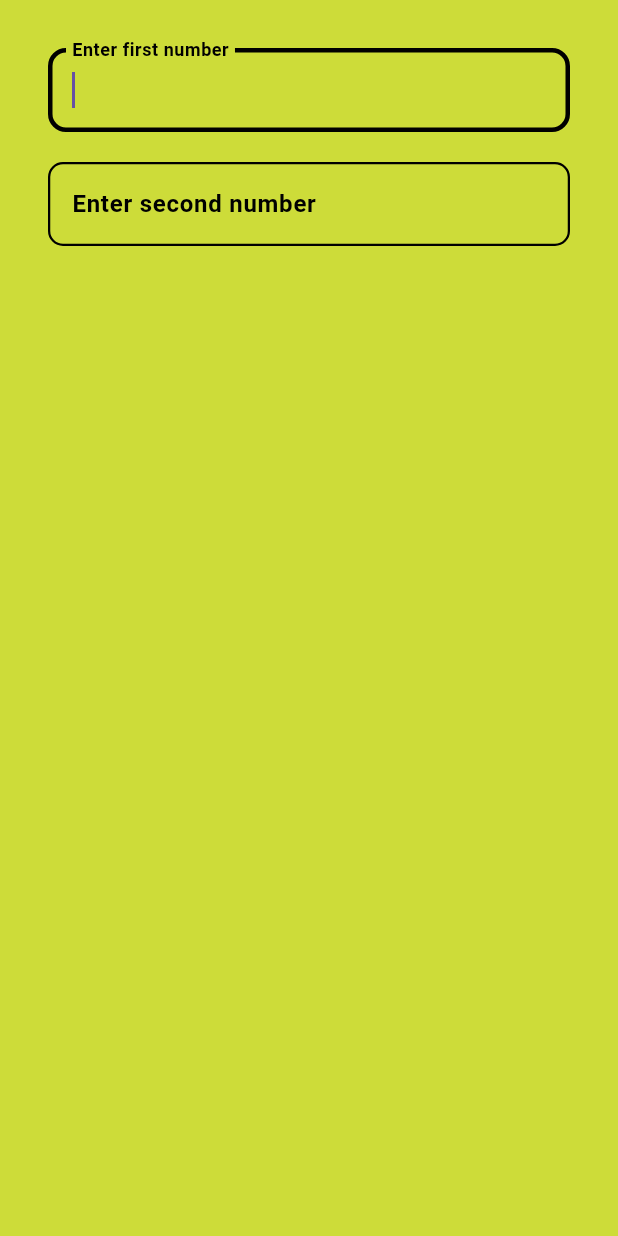
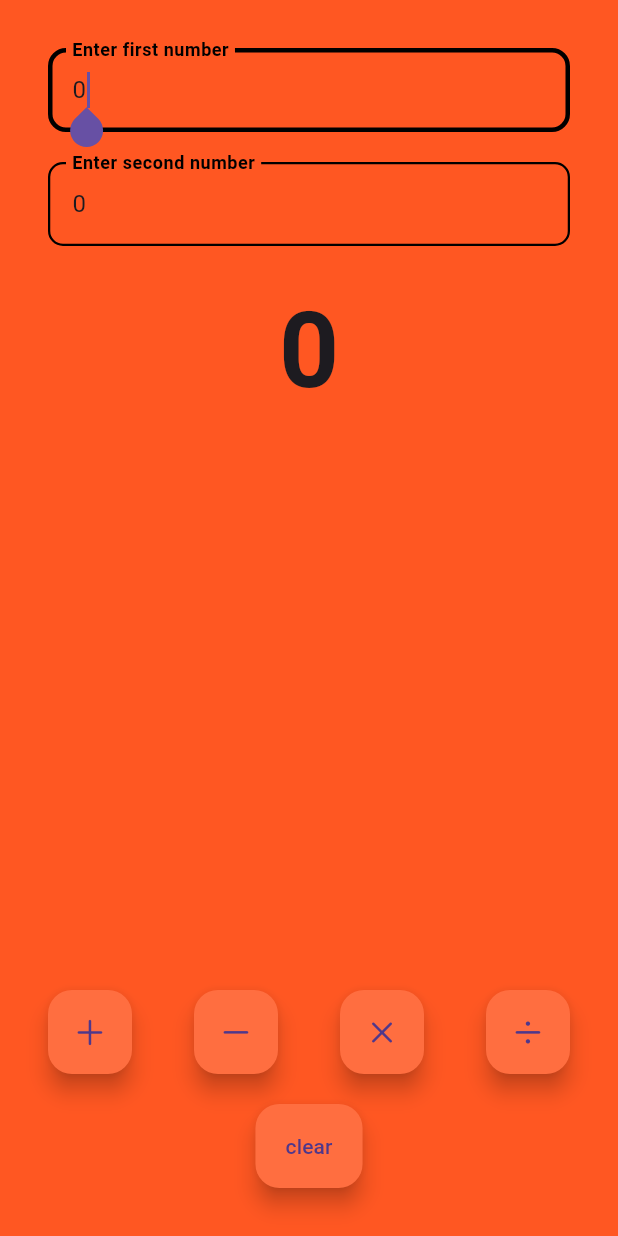
Before and after one commit to yuvrAj-003/flutter-tutorial, a Flutter app: the screen it shows after launch, on a phone screen of 412 x 824 dp. Run offline on Flutter 3.47's test engine with Material 3 defaults, Android fonts, the phone set to English and light mode, and no system bars.

Commit message:
changes are made

```diff
--- a/lib/views/calcView.dart
+++ b/lib/views/calcView.dart
@@ -1,27 +1,127 @@
 
 
+import 'package:flutter/cupertino.dart';
 import 'package:flutter/material.dart';
 
 void main(){
   runApp(const CalcView());
 }
-class CalcView extends StatelessWidget{
+class CalcView extends StatefulWidget{
   const CalcView({
     super.key
   });
 
+  @override
+  State<CalcView> createState() => _CalcViewState();
+}
+
+class _CalcViewState extends State<CalcView> {
+  num x =0;
+  num y = 0;
+  num z = 0;
+
+
+  final DisplayOneController = TextEditingController();
+  final DisplayTwoController = TextEditingController();
+
+  late final AppLifecycleListener _listener;
+
+  // for setting state
+  @override
+  void initState(){
+    super.initState();
+    DisplayOneController.text = x.toString();
+    DisplayTwoController.text = y.toString();
+
+    // to check state
+    _listener = AppLifecycleListener(
+      onStateChange: (AppLifecycleState state) => print("current state is ${state.toString().substring(18)}")
+    );
+  }
+
+  @override
+  void dispose() {
+    // TODO: implement dispose
+    _listener.dispose();
+    super.dispose();
+  }
 
   @override
   Widget build(BuildContext context) {
-    return const Padding(
+    return Padding(
       padding: EdgeInsets.all(32.0),
       child: Column(
         children: [
           // calc display
-          DisplayBox(hint: "Enter first number"),
-          SizedBox(height: 20),
-          DisplayBox(hint: "Enter second number"),
-          SizedBox(height: 20),
+          DisplayBox(key: const Key("displayOne"), hint: "Enter first number", controller:  DisplayOneController),
+          const SizedBox(height: 20),
+          DisplayBox(key: const Key("displayTwo"),hint: "Enter second number", controller:  DisplayTwoController),
+          const SizedBox(height: 20),
+          Text(
+            key: const Key("result"),
+            z.toString(),
+            style: const TextStyle(
+              fontSize: 70,
+              fontWeight: FontWeight.bold
+            )
+          ),
+          const Spacer(),
+          Row(
+            mainAxisAlignment: MainAxisAlignment.spaceBetween,
+            children: [
+              FloatingActionButton(
+                onPressed: () {
+                  setState(() {
+                    z = num.tryParse(DisplayOneController.text)! + num.tryParse(DisplayTwoController.text)!;
+                  });
+                },
+                backgroundColor: Colors.deepOrangeAccent,
+                child: const Icon(CupertinoIcons.add)
+              ),
+              FloatingActionButton(
+                onPressed: () {
+                  setState(() {
+                    z = num.tryParse(DisplayOneController.text)! - num.tryParse(DisplayTwoController.text)!;
+                  });
+                },
+                backgroundColor: Colors.deepOrangeAccent,
+                child: const Icon(CupertinoIcons.minus)
+              ),
+              FloatingActionButton(
+                onPressed: () {
+                  setState(() {
+                    z = num.tryParse(DisplayOneController.text)! * num.tryParse(DisplayTwoController.text)!;
+                  });
+                },
+                backgroundColor: Colors.deepOrangeAccent,
+                child: const Icon(CupertinoIcons.multiply)
+              ),
+              FloatingActionButton(
+                onPressed: () {
+                  setState(() {
+                    z = num.tryParse(DisplayOneController.text)! / num.tryParse(DisplayTwoController.text)!;
+                  });
+                }
+                ,
+                backgroundColor: Colors.deepOrangeAccent,
+                child: const Icon(CupertinoIcons.divide)
+              ),
+            ]
+          ),
+          const SizedBox(height: 20),
+          FloatingActionButton.extended(
+            onPressed: () {
+              setState(() {
+                x = 0;
+                y = 0;
+                z = 0;
+                DisplayOneController.clear();
+                DisplayTwoController.clear();
+              });
+            },
+            backgroundColor: Colors.deepOrangeAccent,
+            label: const Text("clear"),
+          )
         ],
       ),
     );
@@ -31,14 +131,17 @@ class CalcView extends StatelessWidget{
 class DisplayBox extends StatelessWidget {
   const DisplayBox({
     super.key,
-    this.hint = "Enter a number: "
+    this.hint = "Enter a number: ",
+    required this.controller
   });
 
   final String? hint;
+  final TextEditingController controller;
 
   @override
   Widget build(BuildContext context) {
     return TextField(
+      controller: controller,
       keyboardType: TextInputType.number,
       autofocus: true ,
       decoration: InputDecoration(
--- a/lib/views/homeView.dart
+++ b/lib/views/homeView.dart
@@ -13,11 +13,11 @@ class HomeView extends StatelessWidget {
   @override
   Widget build(BuildContext context) {
     return Scaffold(
-      backgroundColor: Colors.lime,
+      backgroundColor: Colors.deepOrange,
       body: SafeArea(
         bottom: false,
         child: Container(
-          color: Colors.lime,
+          color: Colors.deepOrange,
           child: const CalcView()
         )
       )
```
Also changed, not shown: 1 other file.
